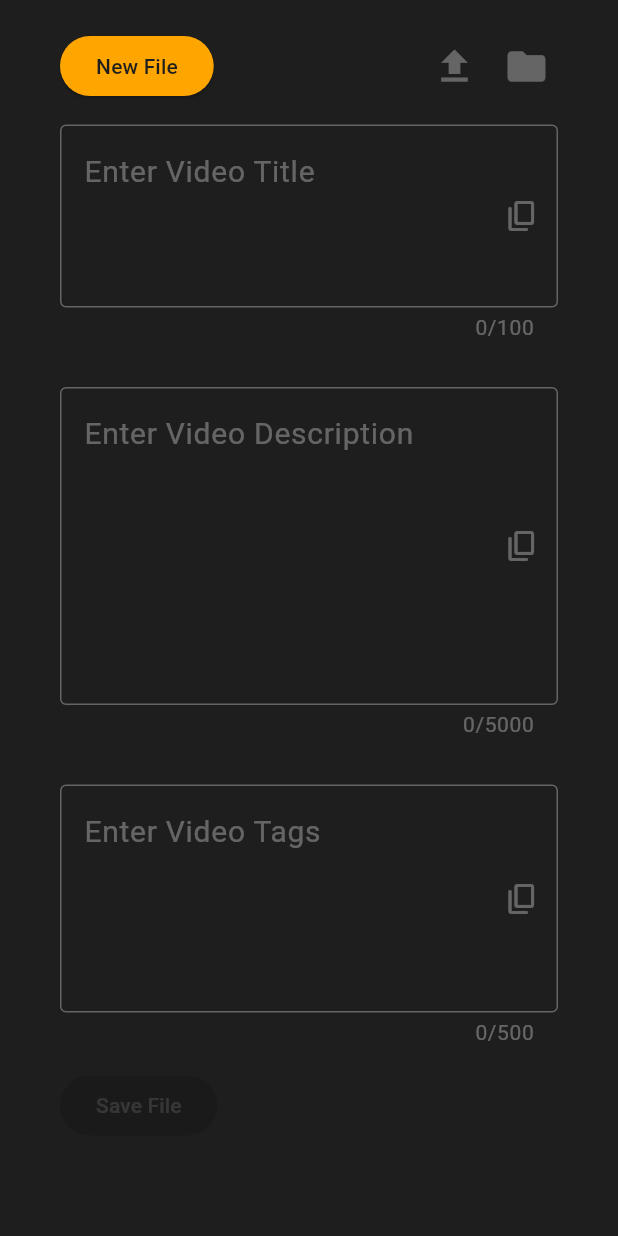
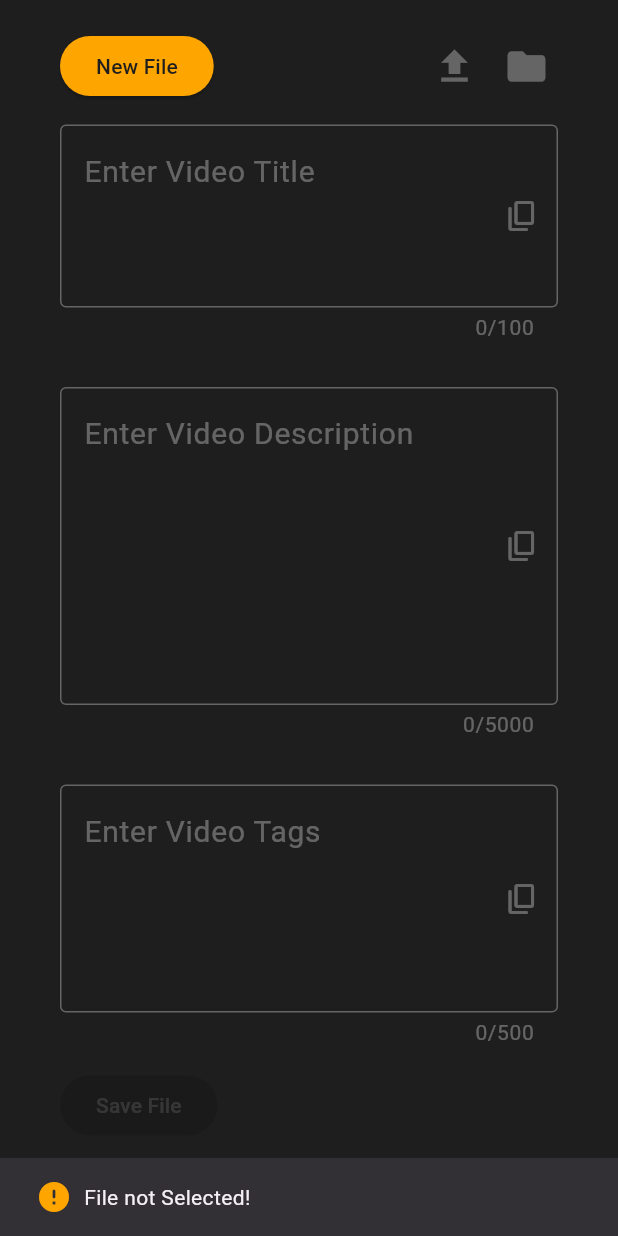
Before and after one commit to yashpratapshah16/metatube, a Flutter app: the screen it shows after launch, after a tap on the "file upload" icon, on a phone screen of 412 x 824 dp. Run offline on Flutter 3.47's test engine with Material 3 defaults, Android fonts, the phone set to English and light mode, and no system bars; our stand-ins replace file_picker; missing offline and left inert: window_manager.

Commit message:
Final part done!

```diff
--- a/lib/Screens/home_screen.dart
+++ b/lib/Screens/home_screen.dart
@@ -68,14 +68,17 @@ class _HomeScreenState extends State<HomeScreen> {
             Row(
               mainAxisAlignment: MainAxisAlignment.spaceBetween,
               children: [
-                _mainButton(() => null, "New File"),
+                _mainButton(() =>fileService.newFile(context), "New File"),
                 Row(
                   children: [
-                    _actionButton(() => null, Icons.file_upload),
+                    _actionButton(
+                      () => fileService.loadFile(context),
+                      Icons.file_upload,
+                    ),
                     SizedBox(
                       width: 6,
                     ),
-                    _actionButton(() => null, Icons.folder),
+                    _actionButton(() => fileService.newDirectory(context), Icons.folder),
                   ],
                 ),
               ],
--- /dev/null
+++ b/lib/Screens/splash_screen.dart
@@ -0,0 +1,46 @@
+import 'package:flutter/material.dart';
+import 'package:metatube/Screens/home_screen.dart';
+import 'package:metatube/utils/app_styles.dart';
+
+
+class SplashScreen extends StatefulWidget {
+  const SplashScreen({super.key});
+
+  @override
+  State<SplashScreen> createState() => _SplashScreenState();
+}
+
+class _SplashScreenState extends State<SplashScreen> {
+
+  @override
+  void initState() {
+    super.initState();
+    Future.delayed(Duration(seconds: 1),(){
+      Navigator.of(context).pushReplacement(MaterialPageRoute(builder: (_)=>HomeScreen()));
+    });
+  }
+
+  @override
+  Widget build(BuildContext context) {
+    return Scaffold(
+      backgroundColor: AppTheme.dark,
+      body: SizedBox(
+        width: double.infinity,
+        child: Column(
+          mainAxisAlignment: MainAxisAlignment.center,
+          children: [
+            Icon(
+              Icons.edit,
+              color:AppTheme.accent,
+              size: 200,
+            ),
+            Text(
+              "MetaTube",
+              style: AppTheme.splashStyle,
+            )
+          ],
+        ),
+      ),
+    );
+  }
+}
--- a/lib/main.dart
+++ b/lib/main.dart
@@ -1,7 +1,23 @@
 import 'package:flutter/material.dart';
-import 'package:metatube/Screens/home_screen.dart';
+import 'package:metatube/Screens/splash_screen.dart';
+import 'package:window_manager/window_manager.dart';
 
-void main() {
+void main() async{
+  WidgetsFlutterBinding.ensureInitialized();
+
+  await windowManager.ensureInitialized();
+
+  WindowOptions windowOptions=WindowOptions(
+    minimumSize: Size(400, 700),
+    size: Size(600, 760),
+    center: true,
+    title: 'MetaTube',
+  );
+
+  windowManager.waitUntilReadyToShow(windowOptions,()async{
+    await windowManager.show();
+    await windowManager.focus();
+  });
   runApp(const Main());
 }
 
@@ -12,7 +28,7 @@ const Main({super.key});
   Widget build(BuildContext context){
     return const MaterialApp(
       debugShowCheckedModeBanner: false,
-      home: HomeScreen(),
+      home: SplashScreen(),
     );
   }
 }
--- a/lib/services/file_service.dart
+++ b/lib/services/file_service.dart
@@ -21,11 +21,16 @@ class FileService {
     final tags = tagsController.text;
 
     final textContent =
-        "Title:\n\n$title\n\nDescription$description\n\nTags:\n\n$tags";
+        "Title:\n\n$title\n\nDescription\n\n$description\n\nTags:\n\n$tags";
 
     try {
       if (_selectedFile != null) {
         await _selectedFile!.writeAsString(textContent);
+        SnackbarUtils.showSnackbar(
+          context,
+          Icons.check_circle,
+          "File saved successfully.",
+        );
       } else {
         final todayDate = getTodayDate();
         String metadataDirPath = _selectedDirectory;
@@ -52,6 +57,68 @@ class FileService {
     }
   }
 
+  void loadFile(context) async {
+    FilePickerResult? result = await FilePicker.platform.pickFiles();
+    try {
+      if (result != null) {
+        File file = File(result.files.single.path!);
+        _selectedFile = file;
+
+        final fileContent = await file.readAsString();
+
+        final lines = fileContent.split('\n\n');
+        titleController.text = lines[1];
+        descriptionController.text = lines[3];
+        tagsController.text = lines[5];
+
+        SnackbarUtils.showSnackbar(
+          context,
+          Icons.upload_file,
+          "File uploaded.",
+        );
+      } else {
+        SnackbarUtils.showSnackbar(
+          context,
+          Icons.error_rounded,
+          "File not Selected!",
+        );
+      }
+    } catch (e) {
+      SnackbarUtils.showSnackbar(
+        context,
+        Icons.error_rounded,
+        "File not Selected!",
+      );
+    }
+  }
+
+  void newFile(context) {
+    _selectedFile = null;
+    titleController.clear();
+    tagsController.clear();
+    descriptionController.clear();
+    SnackbarUtils.showSnackbar(context, Icons.file_open, "New file created!");
+  }
+
+  void newDirectory(context) async {
+    try {
+      String? directory = await FilePicker.platform.getDirectoryPath();
+      _selectedDirectory = directory!;
+      _selectedFile = null;
+      SnackbarUtils.showSnackbar(
+        context,
+        Icons.folder,
+        "New folder selected.",
+      );
+    } catch (e) {
+      SnackbarUtils.showSnackbar(
+        context,
+        Icons.error_rounded,
+        "No folder selected!",
+      );
+    }
+  }
+
   static String getTodayDate() {
     final now = DateTime.now();
     final formatter = DateFormat('dd-MM-yyyy');
--- a/lib/utils/app_styles.dart
+++ b/lib/utils/app_styles.dart
@@ -1,17 +1,29 @@
-
-
 import 'package:flutter/material.dart';
 
-class AppTheme{
-  static const Color dark=Color(0xFF1E1E1E);
-  static const Color medium=Color(0x50FFFFFF);
-  static const Color accent=Color(0xFFFFA500);
-  static const Color light=Color(0xFFFFFFFF);
+class AppTheme {
+  static const Color dark = Color(0xFF1E1E1E);
+  static const Color medium = Color(0x50FFFFFF);
+  static const Color accent = Color(0xFFFFA500);
+  static const Color light = Color(0xFFFFFFFF);
 
-  static const Color disabledBackgroundColor=Colors.black12;
-  static const Color disabledForegroundColor=Colors.white12;
+  static const Color disabledBackgroundColor = Colors.black12;
+  static const Color disabledForegroundColor = Colors.white12;
 
-  static const TextStyle inputStyle=TextStyle(color:light,fontSize: 20);
-  static const TextStyle hintStyle=TextStyle(color: medium);
-  static const TextStyle counterStyle=TextStyle(color: medium,fontSize: 14);
+  static const TextStyle inputStyle = TextStyle(
+    color: light,
+    fontSize: 20,
+  );
+  static const TextStyle hintStyle = TextStyle(
+    color: medium,
+  );
+  static const TextStyle counterStyle = TextStyle(
+    color: medium,
+    fontSize: 14,
+  );
+  static const TextStyle splashStyle = TextStyle(
+    color: accent,
+    fontSize: 60,
+    fontStyle: FontStyle.italic,
+    fontWeight: FontWeight.w500,
+  );
 }
--- a/pubspec.yaml
+++ b/pubspec.yaml
@@ -36,6 +36,7 @@ dependencies:
   cupertino_icons: ^1.0.8
   intl: ^0.20.1
   file_picker: ^8.1.7
+  window_manager: ^0.4.3
 
 dev_dependencies:
   flutter_test:
```
Also changed, not shown: pubspec.lock, 7 other files.
